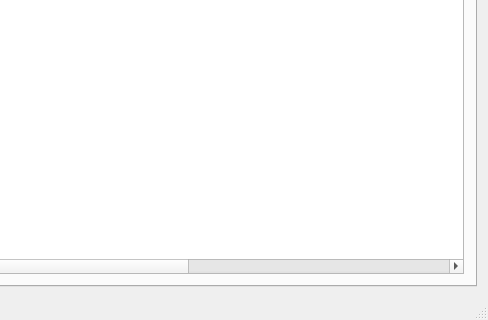
Before: the Qt Designer form mainwindow.ui in VirusTotal/qt-virustotal-uploader, drawn with Qt 5; both pictures show x 372 to 860 and y 216 to 536 of the 860 by 536 pixel window.
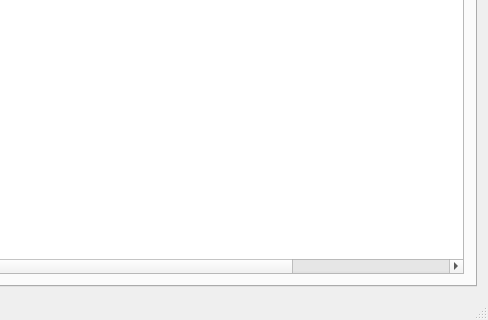
After: the same form once the commit is applied. Custom widgets are drawn as their Qt base class.

Diff of the .ui file:
```diff
--- a/mainwindow.ui
+++ b/mainwindow.ui
@@ -39,7 +39,7 @@
              <bool>true</bool>
             </property>
             <property name="columnCount">
-             <number>12</number>
+             <number>10</number>
             </property>
             <attribute name="horizontalHeaderCascadingSectionResizes">
              <bool>false</bool>
@@ -89,9 +89,11 @@
               <string>MD5</string>
              </property>
             </column>
-            <column/>
-            <column/>
-            <column/>
+            <column>
+             <property name="text">
+              <string>Full Path</string>
+             </property>
+            </column>
            </widget>
           </item>
          </layout>
```
